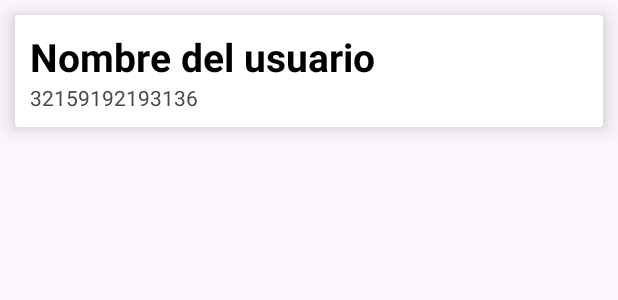
After one commit to quimbaya17/android_voleibol, an Android app: the layout item_user.xml on its own in the app's theme, with its tools: preview values and no code run, on a phone screen of 412 x 824 dp. The commit adds this screen. Shown: the top 300 px of the screen. Run offline under Robolectric (Android 15) with nearby library versions, the phone set to English and light mode, and no system bars.

Commit message:
se uso recyclerView

```diff
--- a/app/src/main/java/com/gsamdev/clase1/SplashScreenActivity.kt
+++ b/app/src/main/java/com/gsamdev/clase1/SplashScreenActivity.kt
@@ -9,6 +9,7 @@ import android.view.LayoutInflater
 import androidx.appcompat.app.AppCompatActivity
 import com.gsamdev.clase1.data.prefs.SharedPreferencesManager
 import com.gsamdev.clase1.databinding.ActivitySplashScreenBinding
+import com.gsamdev.clase1.ui.ListUsersActivity
 import com.gsamdev.clase1.ui.MainActivity
 import com.gsamdev.clase1.ui.MenuActivity
 
@@ -42,7 +43,7 @@ class SplashScreenActivity : AppCompatActivity() {
         Looper.myLooper()?.let {
             Handler(it).postDelayed({
                 if (userIsLogged) {
-                    val intent = Intent(this, MenuActivity::class.java)
+                    val intent = Intent(this, ListUsersActivity::class.java)
                     startActivity(intent)
                 } else {
                     val intent = Intent(this, MainActivity::class.java)
--- /dev/null
+++ b/app/src/main/res/layout/item_user.xml
@@ -0,0 +1,33 @@
+<?xml version="1.0" encoding="utf-8"?>
+<androidx.cardview.widget.CardView xmlns:android="http://schemas.android.com/apk/res/android"
+    xmlns:app="http://schemas.android.com/apk/res-auto"
+    android:layout_width="match_parent"
+    android:layout_height="wrap_content"
+    android:elevation="@dimen/_10dp"
+    android:layout_margin="@dimen/_10dp"
+    app:cardElevation="@dimen/_10dp">
+
+    <LinearLayout
+        android:layout_width="match_parent"
+        android:layout_height="wrap_content"
+        android:orientation="vertical"
+        android:padding="@dimen/_10dp">
+
+        <TextView
+            android:id="@+id/txtNameUser"
+            android:layout_width="wrap_content"
+            android:layout_height="wrap_content"
+            android:text="Nombre del usuario"
+            android:textColor="@color/black"
+            android:textSize="@dimen/_26sp"
+            android:textStyle="bold" />
+
+        <TextView
+            android:id="@+id/txtPhone"
+            android:layout_width="wrap_content"
+            android:layout_height="wrap_content"
+            android:text="32159192193136" />
+
+    </LinearLayout>
+
+</androidx.cardview.widget.CardView>
--- a/app/src/main/res/values/strings.xml
+++ b/app/src/main/res/values/strings.xml
@@ -19,4 +19,5 @@
     <string name="name_team_a">Nombre del equipo A</string>
     <string name="team_planning">Planeación del juego</string>
     <string name="name_game">Nombre del juego</string>
+    <string name="register_txt">Registrarme</string>
 </resources>
```
Also changed, not shown: app/src/main/java/com/gsamdev/clase1/ui/ListUsersActivity.kt (+19 -1 lines), app/src/main/java/com/gsamdev/clase1/ui/MainActivity.kt (+7 -7 lines), app/src/main/java/com/gsamdev/clase1/ui/adapter/UserAdapter.kt (added, +30 -0 lines), app/src/main/java/com/gsamdev/clase1/ui/adapter/UserViewHolder.kt (added, +16 -0 lines), app/src/main/res/layout/activity_list_users.xml (+3 -5 lines).
